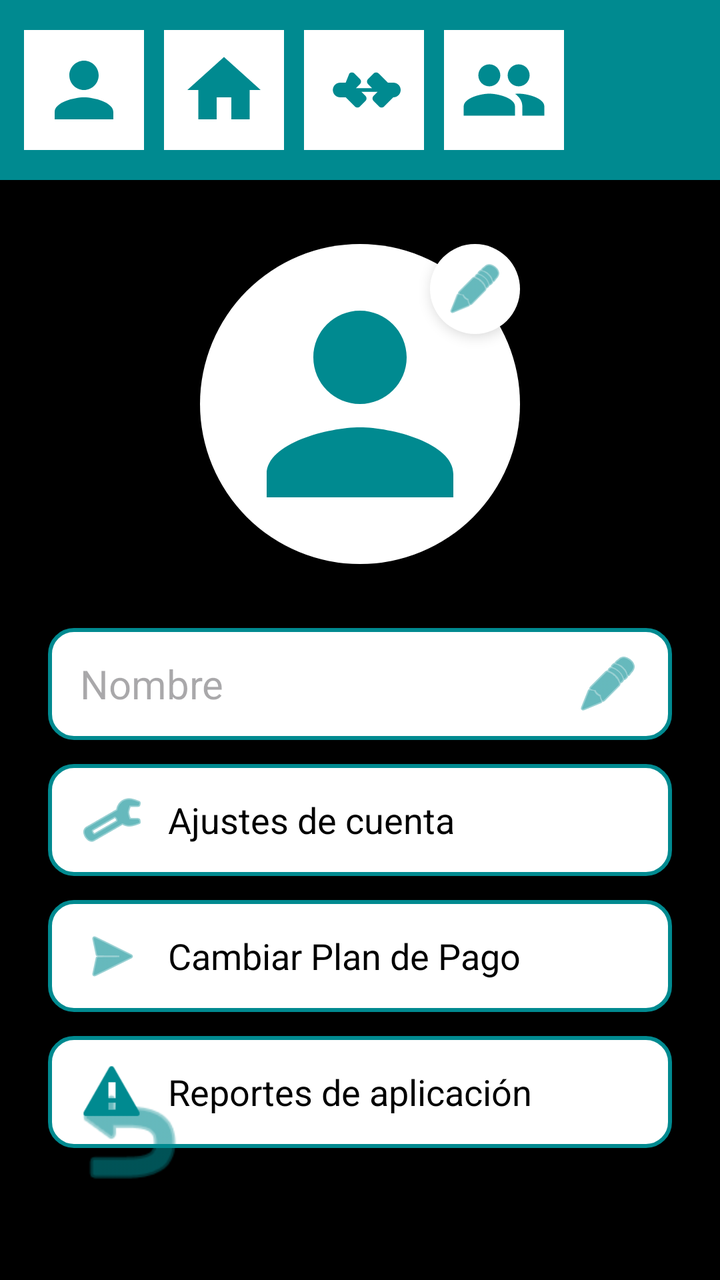
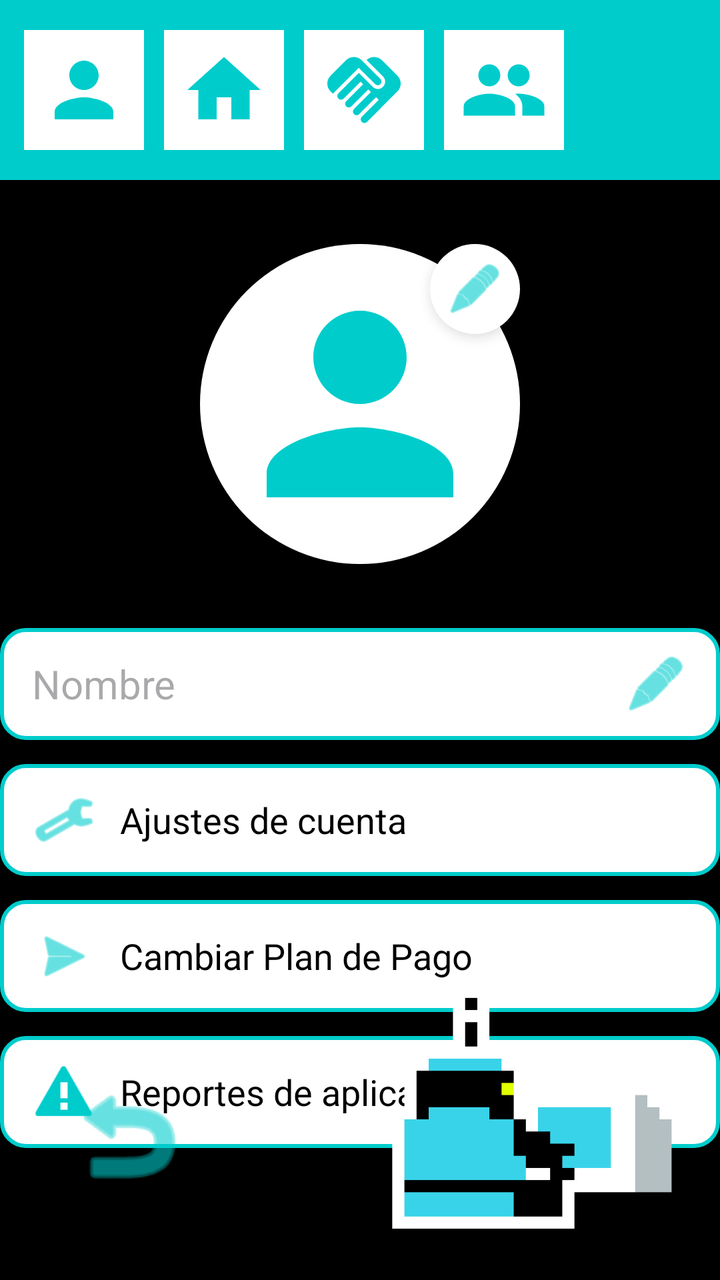

The first picture is an Android layout as it rendered before a commit; the second is the same layout after the commit. The layout source and the unified diff follow.
<!-- AndroidManifest.xml: application theme Theme.QuikFile -->
<!-- res/layout/activity_settings.xml -->
<?xml version="1.0" encoding="utf-8"?>
<androidx.constraintlayout.widget.ConstraintLayout xmlns:android="http://schemas.android.com/apk/res/android"
    xmlns:app="http://schemas.android.com/apk/res-auto"
    xmlns:tools="http://schemas.android.com/tools"
    android:layout_width="match_parent"
    android:layout_height="match_parent"
    android:background="@color/background_black"
    tools:context=".SettingsActivity">

    
    <LinearLayout
        android:id="@+id/topBar"
        android:layout_width="match_parent"
        android:layout_height="90dp"
        android:background="@color/blue_app"
        android:gravity="center_vertical"
        android:orientation="horizontal"
        android:paddingStart="12dp"
        android:paddingEnd="12dp"
        android:elevation="4dp"
        app:layout_constraintTop_toTopOf="parent">

        <ImageView
            android:id="@+id/btnSettingsTop"
            android:layout_width="60dp"
            android:layout_height="60dp"
            android:layout_marginEnd="10dp"
            android:background="@color/white"
            android:padding="8dp"
            android:src="@drawable/ic_person"
            app:tint="@color/blue_app" />

        <ImageView
            android:id="@+id/btnHomeTop"
            android:layout_width="60dp"
            android:layout_height="60dp"
            android:layout_marginEnd="10dp"
            android:background="@color/white"
            android:padding="8dp"
            android:src="@drawable/ic_home"
            app:tint="@color/blue_app" />

        <ImageView
            android:id="@+id/btnSharedTop"
            android:layout_width="60dp"
            android:layout_height="60dp"
            android:layout_marginEnd="10dp"
            android:background="@color/white"
            android:padding="8dp"
            android:src="@drawable/ic_handshake"
            app:tint="@color/blue_app" />

        <ImageView
            android:id="@+id/btnLoginTop"
            android:layout_width="60dp"
            android:layout_height="60dp"
            android:background="@color/white"
            android:padding="8dp"
            android:src="@drawable/ic_group"
            app:tint="@color/blue_app" />
    </LinearLayout>

    
    <androidx.constraintlayout.widget.ConstraintLayout
        android:id="@+id/profileContainer"
        android:layout_width="wrap_content"
        android:layout_height="wrap_content"
        android:layout_marginTop="32dp"
        app:layout_constraintEnd_toEndOf="parent"
        app:layout_constraintStart_toStartOf="parent"
        app:layout_constraintTop_toBottomOf="@id/topBar">

        <View
            android:id="@+id/profileBg"
            android:layout_width="160dp"
            android:layout_height="160dp"
            android:background="@drawable/circle_blue"
            android:backgroundTint="@color/white"
            app:layout_constraintBottom_toBottomOf="parent"
            app:layout_constraintEnd_toEndOf="parent"
            app:layout_constraintStart_toStartOf="parent"
            app:layout_constraintTop_toTopOf="parent" />

        <ImageView
            android:id="@+id/ivUserPhoto"
            android:layout_width="140dp"
            android:layout_height="140dp"
            android:src="@drawable/ic_person"
            app:layout_constraintBottom_toBottomOf="@id/profileBg"
            app:layout_constraintEnd_toEndOf="@id/profileBg"
            app:layout_constraintStart_toStartOf="@id/profileBg"
            app:layout_constraintTop_toTopOf="@id/profileBg"
            app:tint="@color/blue_app" />

        <ImageView
            android:id="@+id/btnEditPhoto"
            android:layout_width="45dp"
            android:layout_height="45dp"
            android:background="@drawable/circle_blue"
            android:backgroundTint="@color/white"
            android:elevation="4dp"
            android:padding="8dp"
            android:src="@android:drawable/ic_menu_edit"
            app:layout_constraintEnd_toEndOf="@id/profileBg"
            app:layout_constraintTop_toTopOf="@id/profileBg"
            app:tint="@color/blue_app" />
    </androidx.constraintlayout.widget.ConstraintLayout>

    
    <LinearLayout
        android:layout_width="match_parent"
        android:layout_height="wrap_content"
        android:layout_marginStart="24dp"
        android:layout_marginTop="32dp"
        android:layout_marginEnd="24dp"
        android:orientation="vertical"
        app:layout_constraintTop_toBottomOf="@id/profileContainer">

        
        <LinearLayout
            android:id="@+id/btnEditName"
            android:layout_width="match_parent"
            android:layout_height="56dp"
            android:layout_marginBottom="12dp"
            android:background="@drawable/search_bar_background"
            android:gravity="center_vertical"
            android:orientation="horizontal"
            android:paddingStart="16dp"
            android:paddingEnd="16dp">

            <EditText
                android:id="@+id/etName"
                android:layout_width="0dp"
                android:layout_height="match_parent"
                android:layout_weight="1"
                android:background="@android:color/transparent"
                android:hint="Nombre"
                android:inputType="textPersonName"
                android:textColor="@color/black"
                android:textSize="20sp" />

            <ImageView
                android:layout_width="32dp"
                android:layout_height="32dp"
                android:src="@android:drawable/ic_menu_edit"
                app:tint="@color/blue_app" />
        </LinearLayout>

        
        <LinearLayout
            android:id="@+id/btnAccountSettings"
            android:layout_width="match_parent"
            android:layout_height="56dp"
            android:layout_marginBottom="12dp"
            android:background="@drawable/search_bar_background"
            android:gravity="center_vertical"
            android:orientation="horizontal"
            android:paddingStart="16dp"
            android:paddingEnd="16dp"
            android:clickable="true"
            android:focusable="true">

            <ImageView
                android:layout_width="32dp"
                android:layout_height="32dp"
                android:layout_marginEnd="12dp"
                android:src="@android:drawable/ic_menu_manage"
                app:tint="@color/blue_app" />

            <TextView
                android:layout_width="wrap_content"
                android:layout_height="wrap_content"
                android:text="Ajustes de cuenta"
                android:textColor="@color/black"
                android:textSize="18sp" />
        </LinearLayout>

        
        <LinearLayout
            android:id="@+id/btnChangePlan"
            android:layout_width="match_parent"
            android:layout_height="56dp"
            android:layout_marginBottom="12dp"
            android:background="@drawable/search_bar_background"
            android:gravity="center_vertical"
            android:orientation="horizontal"
            android:paddingStart="16dp"
            android:paddingEnd="16dp"
            android:clickable="true"
            android:focusable="true">

            <ImageView
                android:layout_width="32dp"
                android:layout_height="32dp"
                android:layout_marginEnd="12dp"
                android:src="@android:drawable/ic_menu_send"
                app:tint="@color/blue_app" />

            <TextView
                android:layout_width="wrap_content"
                android:layout_height="wrap_content"
                android:text="Cambiar Plan de Pago"
                android:textColor="@color/black"
                android:textSize="18sp" />
        </LinearLayout>

        
        <LinearLayout
            android:id="@+id/btnAppReports"
            android:layout_width="match_parent"
            android:layout_height="56dp"
            android:layout_marginBottom="12dp"
            android:background="@drawable/search_bar_background"
            android:gravity="center_vertical"
            android:orientation="horizontal"
            android:paddingStart="16dp"
            android:paddingEnd="16dp"
            android:clickable="true"
            android:focusable="true"
            android:descendantFocusability="blocksDescendants">

            <ImageView
                android:layout_width="32dp"
                android:layout_height="32dp"
                android:layout_marginEnd="12dp"
                android:src="@android:drawable/stat_sys_warning"
                app:tint="@color/blue_app" />

            <TextView
                android:layout_width="wrap_content"
                android:layout_height="wrap_content"
                android:text="Reportes de aplicación"
                android:textColor="@color/black"
                android:textSize="18sp" />
        </LinearLayout>
    </LinearLayout>

    
    <ImageView
        android:id="@+id/btnBack"
        android:layout_width="80dp"
        android:layout_height="80dp"
        android:layout_marginStart="24dp"
        android:layout_marginBottom="32dp"
        android:padding="8dp"
        android:src="@android:drawable/ic_menu_revert"
        app:layout_constraintBottom_toBottomOf="parent"
        app:layout_constraintStart_toStartOf="parent"
        app:tint="@color/blue_app" />

</androidx.constraintlayout.widget.ConstraintLayout>
<!-- resources referenced by this layout -->
<resources>
  <color name="background_black">#000000</color>//si lo he puesto todo bien sobraria este
  <color name="black">#FF000000</color>
  <color name="blue_app">#008A90</color>
  <color name="white">#FFFFFFFF</color>
  <!-- drawable circle_blue (drawable) -->
  <?xml version="1.0" encoding="utf-8"?>
  <shape xmlns:android="http://schemas.android.com/apk/res/android"
      android:shape="oval">
      <solid android:color="@color/blue_app" />
  </shape>
  <!-- drawable ic_group (drawable) -->
  <?xml version="1.0" encoding="utf-8"?>
  <vector xmlns:android="http://schemas.android.com/apk/res/android"
      android:width="24dp"
      android:height="24dp"
      android:viewportWidth="24"
      android:viewportHeight="24">
      <path
          android:fillColor="#000000"
          android:pathData="M16,11c1.66,0 2.99,-1.34 2.99,-3S17.66,5 16,5s-3,1.34 -3,3 1.34,3 3,3zM8,11c1.66,0 2.99,-1.34 2.99,-3S9.66,5 8,5 5,6.34 5,8s1.34,3 3,3zM8,13c-2.33,0 -7,1.17 -7,3.5V19h14v-2.5c0,-2.33 -4.67,-3.5 -7,-3.5zM16,13c-0.29,0 -0.62,0.02 -0.97,0.05 1.16,0.84 1.97,1.97 1.97,3.45V19h6v-2.5c0,-2.33 -4.67,-3.5 -7,-3.5z"/>
  </vector>
  <!-- drawable ic_handshake (drawable) -->
  <?xml version="1.0" encoding="utf-8"?>
  <vector xmlns:android="http://schemas.android.com/apk/res/android"
      android:width="24dp"
      android:height="24dp"
      android:viewportWidth="24"
      android:viewportHeight="24">
      <path
          android:fillColor="#000000"
          android:pathData="M22,12c0,-1.1 -0.9,-2 -2,-2h-1.5l-2.5,-2.5c-0.39,-0.39 -1.01,-0.39 -1.4,0l-1.5,1.5c-0.39,0.39 -0.39,1.01 0,1.4l1.1,1.1h-4.4l1.1,-1.1c0.39,-0.39 0.39,-1.01 0,-1.4l-1.5,-1.5c-0.39,-0.39 -1.01,-0.39 -1.4,0L7,10H5.5c-1.1,0 -2,0.9 -2,2s0.9,2 2,2h1.5l2.5,2.5c0.39,0.39 1.01,0.39 1.4,0l1.5,-1.5c0.39,-0.39 0.39,-1.01 0,-1.4l-1.1,-1.1h4.4l-1.1,1.1c-0.39,0.39 -0.39,1.01 0,1.4l1.5,1.5c0.39,0.39 1.01,0.39 1.4,0l2.5,-2.5H20c1.1,0 2,-0.9 2,-2z"/>
  </vector>
  <!-- drawable ic_home (drawable) -->
  <?xml version="1.0" encoding="utf-8"?>
  <vector xmlns:android="http://schemas.android.com/apk/res/android"
      android:width="24dp"
      android:height="24dp"
      android:viewportWidth="24"
      android:viewportHeight="24">
      <path
          android:fillColor="#000000"
          android:pathData="M10,20V14H14V20H19V12H22L12,3L2,12H5V20H10Z"/>
  </vector>
  <!-- drawable ic_person (drawable) -->
  <?xml version="1.0" encoding="utf-8"?>
  <vector xmlns:android="http://schemas.android.com/apk/res/android"
      android:width="24dp"
      android:height="24dp"
      android:viewportWidth="24"
      android:viewportHeight="24">
      <path
          android:fillColor="#000000"
          android:pathData="M12,12c2.21,0 4,-1.79 4,-4s-1.79,-4 -4,-4 -4,1.79 -4,4 1.79,4 4,4zM12,14c-2.67,0 -8,1.34 -8,4v2h16v-2c0,-2.66 -5.33,-4 -8,-4z"/>
  </vector>
  <!-- drawable search_bar_background (drawable) -->
  <?xml version="1.0" encoding="utf-8"?>
  <shape xmlns:android="http://schemas.android.com/apk/res/android">
      <solid android:color="@color/white" />
      <corners android:radius="12dp" />
      <stroke android:width="2dp" android:color="@color/blue_app" />
  </shape>
  <style name="Theme.QuikFile" parent="Base.Theme.QuikFile" />
  <style name="Base.Theme.QuikFile" parent="Theme.Material3.DayNight.NoActionBar">
          
          
      </style>
</resources>

<!-- the commit's change to res/layout/activity_settings.xml (unified diff, before → after) -->
@@ -4,7 +4,7 @@
     xmlns:tools="http://schemas.android.com/tools"
     android:layout_width="match_parent"
     android:layout_height="match_parent"
-    android:background="@color/background_black"
+    android:background="@color/black"
     tools:context=".SettingsActivity">
 
     
@@ -108,13 +108,13 @@
 
     
     <LinearLayout
+        android:id="@+id/linearLayout"
         android:layout_width="match_parent"
         android:layout_height="wrap_content"
-        android:layout_marginStart="24dp"
         android:layout_marginTop="32dp"
-        android:layout_marginEnd="24dp"
         android:orientation="vertical"
-        app:layout_constraintTop_toBottomOf="@id/profileContainer">
+        app:layout_constraintTop_toBottomOf="@id/profileContainer"
+        tools:layout_editor_absoluteX="24dp">
 
         
         <LinearLayout
@@ -153,12 +153,12 @@
             android:layout_height="56dp"
             android:layout_marginBottom="12dp"
             android:background="@drawable/search_bar_background"
-            android:gravity="center_vertical"
-            android:orientation="horizontal"
-            android:paddingStart="16dp"
-            android:paddingEnd="16dp"
             android:clickable="true"
-            android:focusable="true">
+            android:focusable="true"
+            android:gravity="center_vertical"
+            android:orientation="horizontal"
+            android:paddingStart="16dp"
+            android:paddingEnd="16dp">
 
             <ImageView
                 android:layout_width="32dp"
@@ -182,12 +182,12 @@
             android:layout_height="56dp"
             android:layout_marginBottom="12dp"
             android:background="@drawable/search_bar_background"
-            android:gravity="center_vertical"
-            android:orientation="horizontal"
-            android:paddingStart="16dp"
-            android:paddingEnd="16dp"
             android:clickable="true"
-            android:focusable="true">
+            android:focusable="true"
+            android:gravity="center_vertical"
+            android:orientation="horizontal"
+            android:paddingStart="16dp"
+            android:paddingEnd="16dp">
 
             <ImageView
                 android:layout_width="32dp"
@@ -211,13 +211,13 @@
             android:layout_height="56dp"
             android:layout_marginBottom="12dp"
             android:background="@drawable/search_bar_background"
-            android:gravity="center_vertical"
-            android:orientation="horizontal"
-            android:paddingStart="16dp"
-            android:paddingEnd="16dp"
             android:clickable="true"
+            android:descendantFocusability="blocksDescendants"
             android:focusable="true"
-            android:descendantFocusability="blocksDescendants">
+            android:gravity="center_vertical"
+            android:orientation="horizontal"
+            android:paddingStart="16dp"
+            android:paddingEnd="16dp">
 
             <ImageView
                 android:layout_width="32dp"
@@ -248,4 +248,14 @@
         app:layout_constraintStart_toStartOf="parent"
         app:tint="@color/blue_app" />
 
+    <ImageView
+        android:id="@+id/imageView3"
+        android:layout_width="150dp"
+        android:layout_height="134dp"
+        android:layout_marginEnd="16dp"
+        android:layout_marginBottom="20dp"
+        app:layout_constraintBottom_toBottomOf="parent"
+        app:layout_constraintEnd_toEndOf="parent"
+        app:srcCompat="@drawable/spark_focused" />
+
 </androidx.constraintlayout.widget.ConstraintLayout>
<!-- resource entries referenced after the edit -->
@@ -1,8 +1,7 @@
 <!-- resources referenced by this layout -->
 <resources>
-  <color name="background_black">#000000</color>//si lo he puesto todo bien sobraria este
   <color name="black">#FF000000</color>
-  <color name="blue_app">#008A90</color>
+  <color name="blue_app">#00CCCC</color>
   <color name="white">#FFFFFFFF</color>
   <!-- drawable circle_blue (drawable) -->
   <?xml version="1.0" encoding="utf-8"?>
@@ -22,15 +21,10 @@
           android:pathData="M16,11c1.66,0 2.99,-1.34 2.99,-3S17.66,5 16,5s-3,1.34 -3,3 1.34,3 3,3zM8,11c1.66,0 2.99,-1.34 2.99,-3S9.66,5 8,5 5,6.34 5,8s1.34,3 3,3zM8,13c-2.33,0 -7,1.17 -7,3.5V19h14v-2.5c0,-2.33 -4.67,-3.5 -7,-3.5zM16,13c-0.29,0 -0.62,0.02 -0.97,0.05 1.16,0.84 1.97,1.97 1.97,3.45V19h6v-2.5c0,-2.33 -4.67,-3.5 -7,-3.5z"/>
   </vector>
   <!-- drawable ic_handshake (drawable) -->
-  <?xml version="1.0" encoding="utf-8"?>
-  <vector xmlns:android="http://schemas.android.com/apk/res/android"
-      android:width="24dp"
-      android:height="24dp"
-      android:viewportWidth="24"
-      android:viewportHeight="24">
-      <path
-          android:fillColor="#000000"
-          android:pathData="M22,12c0,-1.1 -0.9,-2 -2,-2h-1.5l-2.5,-2.5c-0.39,-0.39 -1.01,-0.39 -1.4,0l-1.5,1.5c-0.39,0.39 -0.39,1.01 0,1.4l1.1,1.1h-4.4l1.1,-1.1c0.39,-0.39 0.39,-1.01 0,-1.4l-1.5,-1.5c-0.39,-0.39 -1.01,-0.39 -1.4,0L7,10H5.5c-1.1,0 -2,0.9 -2,2s0.9,2 2,2h1.5l2.5,2.5c0.39,0.39 1.01,0.39 1.4,0l1.5,-1.5c0.39,-0.39 0.39,-1.01 0,-1.4l-1.1,-1.1h4.4l-1.1,1.1c-0.39,0.39 -0.39,1.01 0,1.4l1.5,1.5c0.39,0.39 1.01,0.39 1.4,0l2.5,-2.5H20c1.1,0 2,-0.9 2,-2z"/>
+  <vector xmlns:android="http://schemas.android.com/apk/res/android" android:height="24dp" android:tint="@color/blue_app" android:viewportHeight="24" android:viewportWidth="24" android:width="24dp">
+  
+      <path android:fillColor="@android:color/white" android:pathData="M16.48,10.41c-0.39,0.39 -1.04,0.39 -1.43,0l-4.47,-4.46l-7.05,7.04l-0.66,-0.63c-1.17,-1.17 -1.17,-3.07 0,-4.24l4.24,-4.24c1.17,-1.17 3.07,-1.17 4.24,0L16.48,9C16.87,9.39 16.87,10.02 16.48,10.41zM17.18,8.29c0.78,0.78 0.78,2.05 0,2.83c-1.27,1.27 -2.61,0.22 -2.83,0l-3.76,-3.76l-5.57,5.57c-0.39,0.39 -0.39,1.02 0,1.41c0.39,0.39 1.02,0.39 1.42,0l4.62,-4.62l0.71,0.71l-4.62,4.62c-0.39,0.39 -0.39,1.02 0,1.41c0.39,0.39 1.02,0.39 1.42,0l4.62,-4.62l0.71,0.71l-4.62,4.62c-0.39,0.39 -0.39,1.02 0,1.41c0.39,0.39 1.02,0.39 1.41,0l4.62,-4.62l0.71,0.71l-4.62,4.62c-0.39,0.39 -0.39,1.02 0,1.41c0.39,0.39 1.02,0.39 1.41,0l8.32,-8.34c1.17,-1.17 1.17,-3.07 0,-4.24l-4.24,-4.24c-1.15,-1.15 -3.01,-1.17 -4.18,-0.06L17.18,8.29z"/>
+  
   </vector>
   <!-- drawable ic_home (drawable) -->
   <?xml version="1.0" encoding="utf-8"?>
@@ -61,6 +55,7 @@
       <corners android:radius="12dp" />
       <stroke android:width="2dp" android:color="@color/blue_app" />
   </shape>
+  <!-- drawable spark_focused: png bitmap (drawable, 2361 bytes) -->
   <style name="Theme.QuikFile" parent="Base.Theme.QuikFile" />
   <style name="Base.Theme.QuikFile" parent="Theme.Material3.DayNight.NoActionBar">
           
